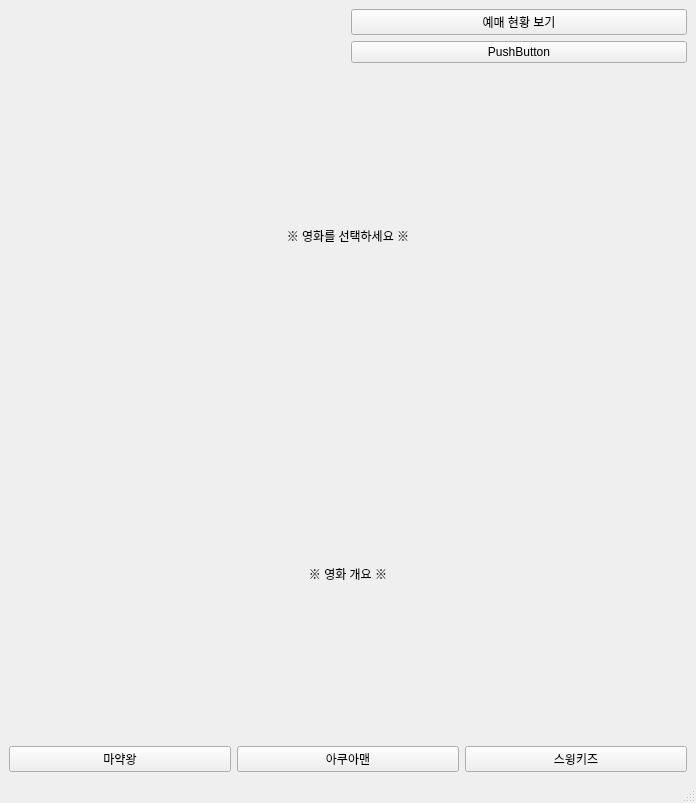
Qt form UI/ui_text11.ui (sungwooman91/Huconn_Project_1) before a commit.
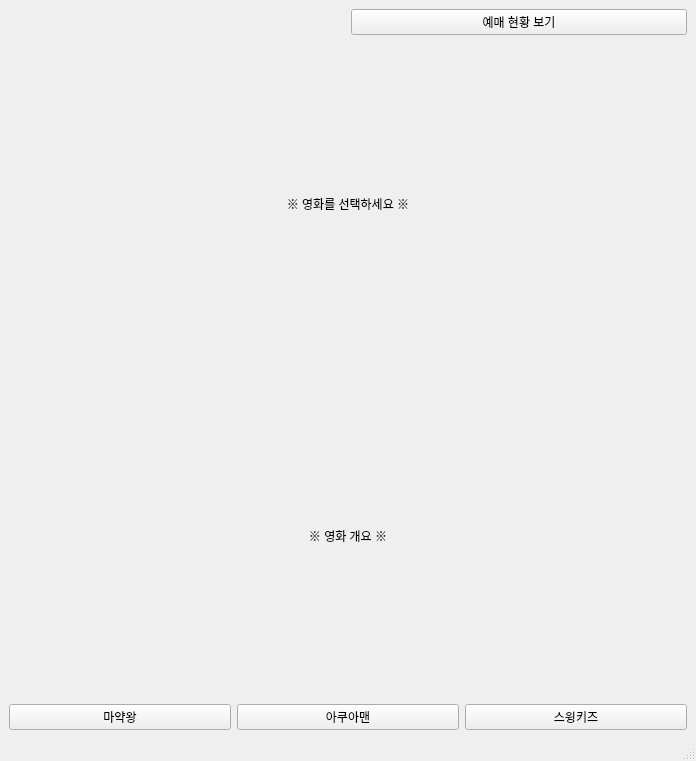
The same form after that commit. Icons and pictures are not drawn.

```diff
--- a/UI/ui_text11.ui
+++ b/UI/ui_text11.ui
@@ -7,7 +7,7 @@
     <x>0</x>
     <y>0</y>
     <width>696</width>
-    <height>803</height>
+    <height>761</height>
    </rect>
   </property>
   <property name="windowTitle">
@@ -50,13 +50,6 @@
             </property>
            </widget>
           </item>
-          <item>
-           <widget class="QPushButton" name="pushButton_5">
-            <property name="text">
-             <string>PushButton</string>
-            </property>
-           </widget>
-          </item>
          </layout>
         </item>
        </layout>
```
